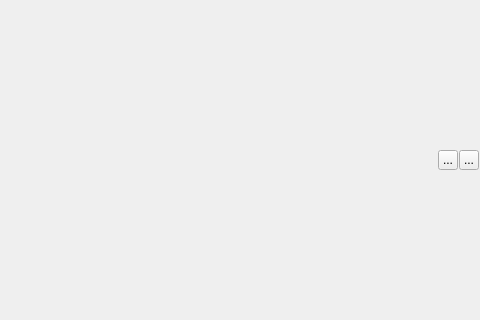
Above: data/graphics/mainwindow.ui from TUDelft-CNS-ATM/bluesky before the change; both pictures show x 368 to 848 and y 90 to 410 of the 848 by 635 pixel window. Below: the same form after it.
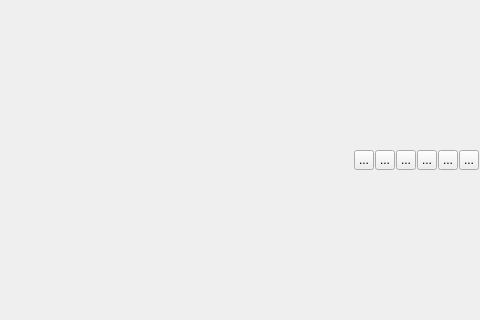
That is the form after the change.

Commit message: Added pan buttons to QTGL gui

```diff
--- a/data/graphics/mainwindow.ui
+++ b/data/graphics/mainwindow.ui
@@ -51,6 +51,58 @@
         </property>
        </widget>
       </item>
+      <item>
+       <widget class="QToolButton" name="panleft">
+        <property name="maximumSize">
+         <size>
+          <width>20</width>
+          <height>20</height>
+         </size>
+        </property>
+        <property name="text">
+         <string>...</string>
+        </property>
+       </widget>
+      </item>
+      <item>
+       <widget class="QToolButton" name="panright">
+        <property name="maximumSize">
+         <size>
+          <width>20</width>
+          <height>20</height>
+         </size>
+        </property>
+        <property name="text">
+         <string>...</string>
+        </property>
+       </widget>
+      </item>
+      <item>
+       <widget class="QToolButton" name="panup">
+        <property name="maximumSize">
+         <size>
+          <width>20</width>
+          <height>20</height>
+         </size>
+        </property>
+        <property name="text">
+         <string>...</string>
+        </property>
+       </widget>
+      </item>
+      <item>
+       <widget class="QToolButton" name="pandown">
+        <property name="maximumSize">
+         <size>
+          <width>20</width>
+          <height>20</height>
+         </size>
+        </property>
+        <property name="text">
+         <string>...</string>
+        </property>
+       </widget>
+      </item>
       <item>
        <widget class="QToolButton" name="zoomin">
         <property name="maximumSize">
```
The commit also changes 5 other files.
